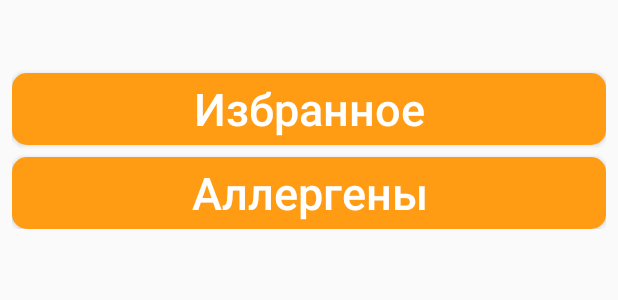
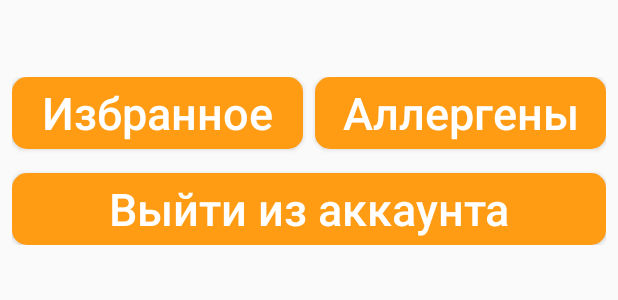
Before and after one commit to ftelnov/flowless, an Android app: the layout fragment_profile_show.xml on its own in the app's theme, with its tools: preview values and no code run, on a phone screen of 412 x 824 dp. Shown: the top 300 px of the screen. Run offline under Robolectric (Android 15) with nearby library versions, the phone set to English and light mode, and no system bars; Roboto replaces fonts that are not available here.

Commit message:
Пока релизная версия.

```diff
--- a/app/src/main/res/layout/fragment_profile_show.xml
+++ b/app/src/main/res/layout/fragment_profile_show.xml
@@ -25,16 +25,26 @@
             android:layout_height="wrap_content"
             android:textAlignment="center"
             android:textColor="@color/fiol"
-            android:textSize="24sp"
+            android:textSize="32sp"
             android:textStyle="bold" />
+
+        <LinearLayout
+            android:layout_width="match_parent"
+            android:layout_height="match_parent"
+            android:orientation="horizontal"
+            android:weightSum="2"
+            >
 
             <Button
                 android:id="@+id/FavouriteBut"
                 style="@style/ButtonMain"
                 android:layout_width="match_parent"
                 android:layout_height="wrap_content"
+                android:layout_gravity="center_horizontal"
                 android:layout_marginTop="8dp"
                 android:paddingLeft="3dp"
+                android:layout_marginRight="4dp"
+                android:layout_weight="1"
                 android:paddingRight="3dp"
                 android:tag="monday"
                 android:text="Избранное"
@@ -46,8 +56,11 @@
                 android:id="@+id/allergenButton"
                 style="@style/ButtonMain"
                 android:layout_width="match_parent"
+                android:layout_weight="1"
                 android:layout_height="wrap_content"
+                android:layout_gravity="center_horizontal"
                 android:layout_marginTop="8dp"
+                android:layout_marginLeft="4dp"
                 android:paddingLeft="3dp"
                 android:paddingRight="3dp"
                 android:tag="monday"
@@ -58,4 +71,22 @@
 
         </LinearLayout>
 
+        <Button
+            android:id="@+id/logout"
+            style="@style/ButtonMain"
+            android:layout_width="match_parent"
+            android:layout_height="wrap_content"
+            android:layout_gravity="center_horizontal"
+            android:layout_marginTop="8dp"
+            android:layout_weight="1"
+            android:paddingLeft="3dp"
+            android:paddingRight="3dp"
+            android:tag="monday"
+            android:text="Выйти из аккаунта"
+            android:textAlignment="center"
+            android:textColor="@color/white"
+            android:textSize="30sp" />
+
+    </LinearLayout>
+
 </android.support.constraint.ConstraintLayout>
```
Also changed, not shown: app/src/main/java/fragments/FavouriteFragment.java (added, +112 -0 lines), app/src/main/java/fragments/ProfileShowFragment.java (+17 -0 lines). Lines whose indentation alone changed are shown as unchanged.
